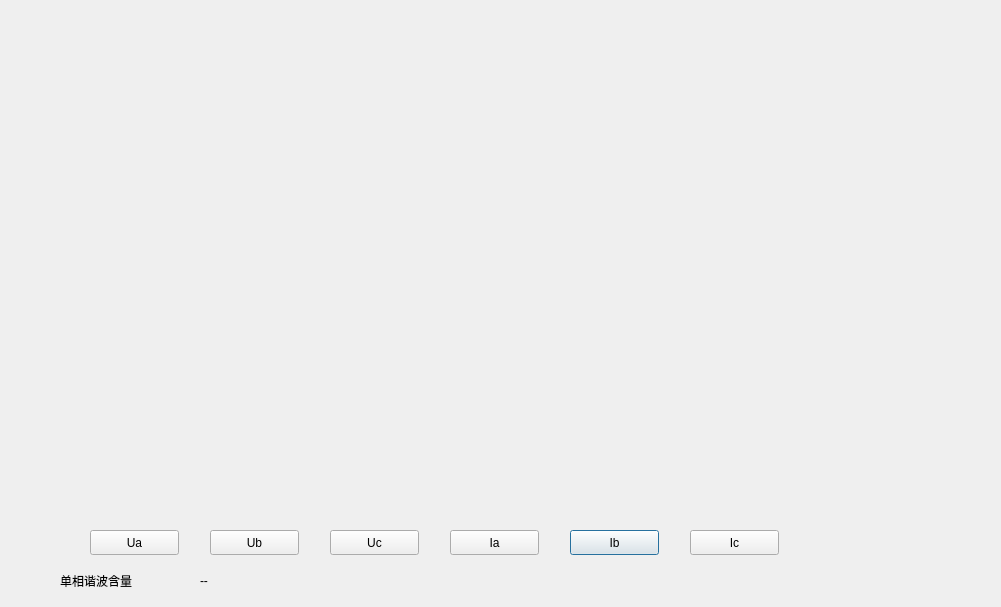
This is BusBar-Qt/thd/thdmaindlg.ui in luozhiyong131/BusBar as Qt 5 draws it before an edit. The edited form follows.
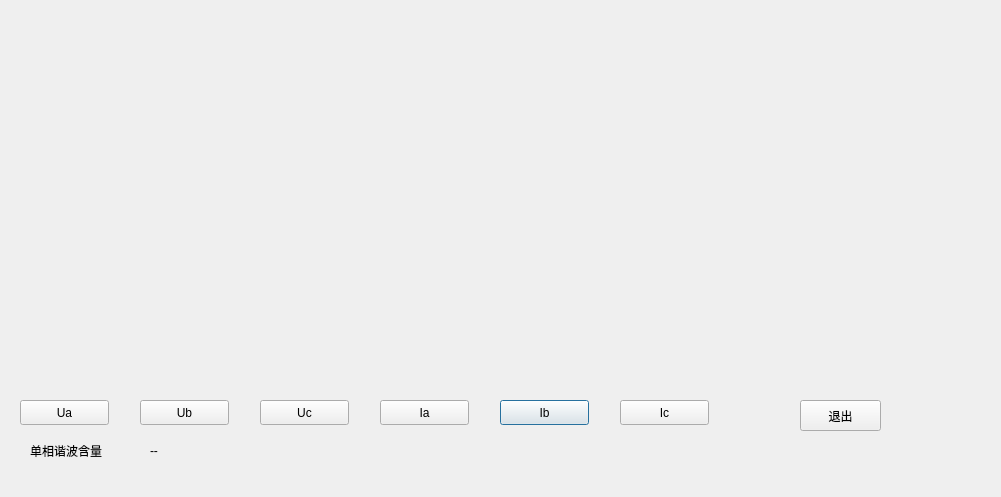
This is the edited form.

Patch:
```diff
--- a/BusBar-Qt/thd/thdmaindlg.ui
+++ b/BusBar-Qt/thd/thdmaindlg.ui
@@ -7,7 +7,7 @@
     <x>0</x>
     <y>0</y>
     <width>1001</width>
-    <height>607</height>
+    <height>497</height>
    </rect>
   </property>
   <property name="windowTitle">
@@ -16,8 +16,8 @@
   <widget class="QPushButton" name="curBbtn">
    <property name="geometry">
     <rect>
-     <x>570</x>
-     <y>530</y>
+     <x>500</x>
+     <y>400</y>
      <width>89</width>
      <height>25</height>
     </rect>
@@ -29,8 +29,8 @@
   <widget class="QLabel" name="label">
    <property name="geometry">
     <rect>
-     <x>60</x>
-     <y>560</y>
+     <x>30</x>
+     <y>430</y>
      <width>111</width>
      <height>41</height>
     </rect>
@@ -42,8 +42,8 @@
   <widget class="QPushButton" name="volAbtn">
    <property name="geometry">
     <rect>
-     <x>90</x>
-     <y>530</y>
+     <x>20</x>
+     <y>400</y>
      <width>89</width>
      <height>25</height>
     </rect>
@@ -55,8 +55,8 @@
   <widget class="QPushButton" name="curCbtn">
    <property name="geometry">
     <rect>
-     <x>690</x>
-     <y>530</y>
+     <x>620</x>
+     <y>400</y>
      <width>89</width>
      <height>25</height>
     </rect>
@@ -68,8 +68,8 @@
   <widget class="QPushButton" name="volBbtn">
    <property name="geometry">
     <rect>
-     <x>210</x>
-     <y>530</y>
+     <x>140</x>
+     <y>400</y>
      <width>89</width>
      <height>25</height>
     </rect>
@@ -81,8 +81,8 @@
   <widget class="QPushButton" name="curAbtn">
    <property name="geometry">
     <rect>
-     <x>450</x>
-     <y>530</y>
+     <x>380</x>
+     <y>400</y>
      <width>89</width>
      <height>25</height>
     </rect>
@@ -94,8 +94,8 @@
   <widget class="QLabel" name="thdLab">
    <property name="geometry">
     <rect>
-     <x>200</x>
-     <y>560</y>
+     <x>150</x>
+     <y>430</y>
      <width>111</width>
      <height>41</height>
     </rect>
@@ -107,8 +107,8 @@
   <widget class="QPushButton" name="volCbtn">
    <property name="geometry">
     <rect>
-     <x>330</x>
-     <y>530</y>
+     <x>260</x>
+     <y>400</y>
      <width>89</width>
      <height>25</height>
     </rect>
@@ -120,8 +120,8 @@
   <widget class="QWidget" name="tablewid" native="true">
    <property name="geometry">
     <rect>
-     <x>30</x>
-     <y>230</y>
+     <x>20</x>
+     <y>200</y>
      <width>951</width>
      <height>181</height>
     </rect>
@@ -130,13 +130,26 @@
   <widget class="QWidget" name="chartwid" native="true">
    <property name="geometry">
     <rect>
-     <x>50</x>
-     <y>20</y>
+     <x>20</x>
+     <y>0</y>
      <width>881</width>
      <height>191</height>
     </rect>
    </property>
   </widget>
+  <widget class="QPushButton" name="quitBtn">
+   <property name="geometry">
+    <rect>
+     <x>800</x>
+     <y>400</y>
+     <width>81</width>
+     <height>31</height>
+    </rect>
+   </property>
+   <property name="text">
+    <string>退出</string>
+   </property>
+  </widget>
  </widget>
  <resources/>
  <connections/>
```
